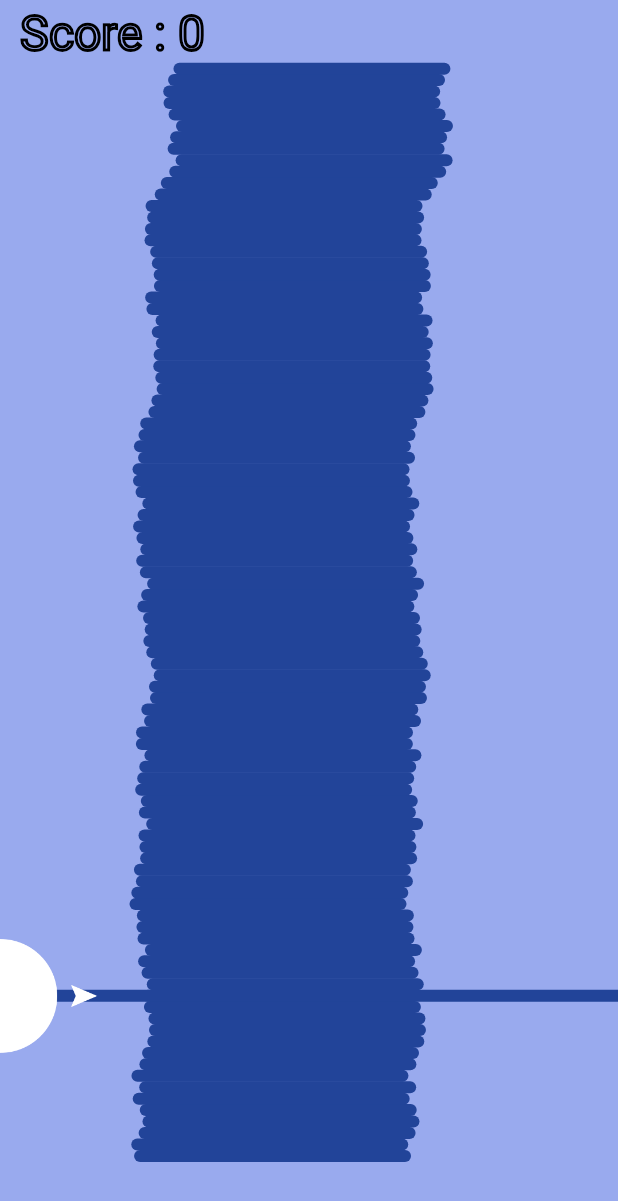
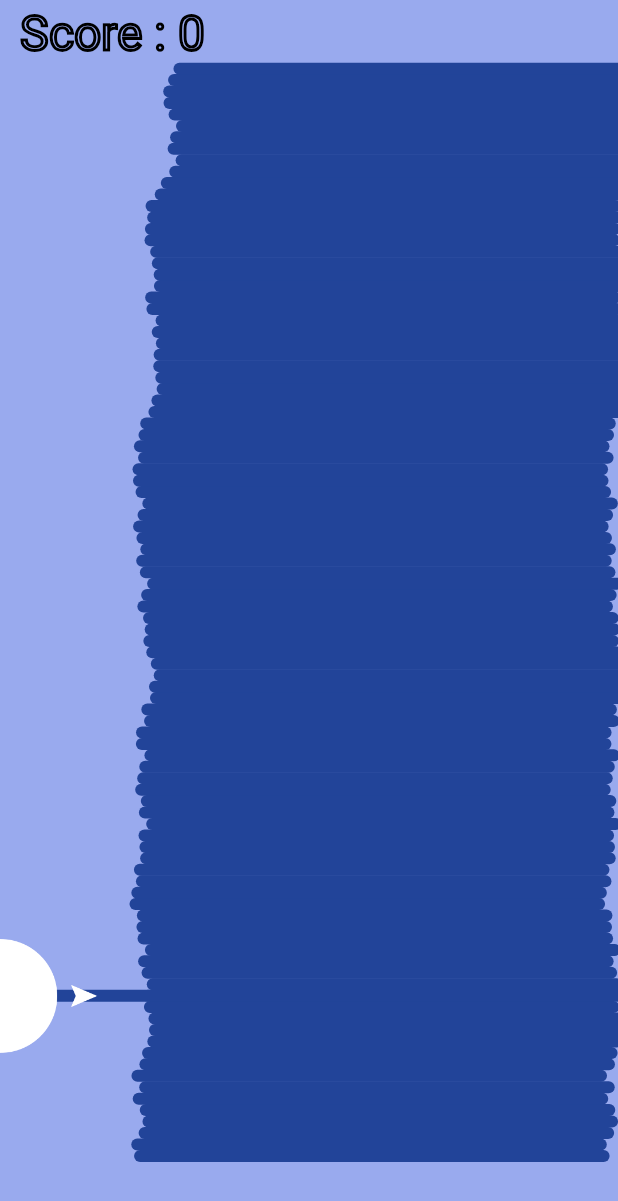
Before and after one commit to VincentDubois/musicgame, an Android app: the screen it shows after launch (MainActivity), on a phone screen of 412 x 824 dp. Shown: the top 1201 px of the screen. Run offline under Robolectric (Android 15) with nearby library versions, the phone set to English and light mode, and no system bars.

Commit message:
Collisions avec les murs

```diff
--- a/app/src/main/java/fr/univartois/iutlens/mmi/web2/musicgame/GameView.java
+++ b/app/src/main/java/fr/univartois/iutlens/mmi/web2/musicgame/GameView.java
@@ -32,7 +32,6 @@ public class GameView extends View implements View.OnTouchListener {
 
     public static final int LINES = HEIGHT / PIXEL_SIZE;
     public static final int LINES_JOUEUR = Y_JOUEUR / PIXEL_SIZE;
-
 
     public static final int TURN_DELAY_MILLIS = 25;
 
@@ -195,6 +194,8 @@ public class GameView extends View implements View.OnTouchListener {
             } else ++i;
         }
 
+        checkWall();
+
         invalidate(); // On demande le rafraîchissement de l'écran
     }
 
@@ -240,8 +241,8 @@ public class GameView extends View implements View.OnTouchListener {
             canvas.drawLine((0.7f+0.3f*wall.get(i))*WIDTH,HEIGHT-i* PIXEL_SIZE - PIXEL_SIZE,
                     WIDTH,HEIGHT-i* PIXEL_SIZE - PIXEL_SIZE,wallPaint);
              */
-            canvas.drawLine(0.3f*wall.get(i)*WIDTH, HEIGHT-i* PIXEL_SIZE - PIXEL_SIZE,
-                    0.3f*wall.get(i)*WIDTH+(canvas.getWidth()*3/4), HEIGHT-i* PIXEL_SIZE - PIXEL_SIZE, wallPaint);
+            canvas.drawLine(getStartXWall(i), HEIGHT-i* PIXEL_SIZE - PIXEL_SIZE,
+                    getStartXWall(i) +(WIDTH*3/4), HEIGHT-i* PIXEL_SIZE - PIXEL_SIZE, wallPaint);
         }
 
         //Affichage des sprites
@@ -253,10 +254,30 @@ public class GameView extends View implements View.OnTouchListener {
         canvas.drawLine(0,Y_JOUEUR, WIDTH,Y_JOUEUR,wallPaint);
         spriteSheet.paint(canvas,0,last.x- spriteSheet.w/2,Y_JOUEUR- spriteSheet.h/2);
 
+        //
+
+
 
         canvas.restore(); // On restore la transformation d'origine
 
         canvas.drawText("Score : "+scoreNb, 20, 50, scorePaint);
+    }
+
+    private float getStartXWall(int line) {
+        return 0.3f*wall.get(line)*WIDTH;
+    }
+
+    public void checkWall() {
+//        Y_JOUEUR
+        float x_joueur = last.x;
+        float x_wall = getStartXWall(LINES_JOUEUR);
+
+        if ( x_wall > x_joueur ) {
+            scoreNb--;
+        } else if ( x_wall + (WIDTH * 3/4) < x_joueur) {
+            scoreNb--;
+        }
+
     }
 
     @Override
```
